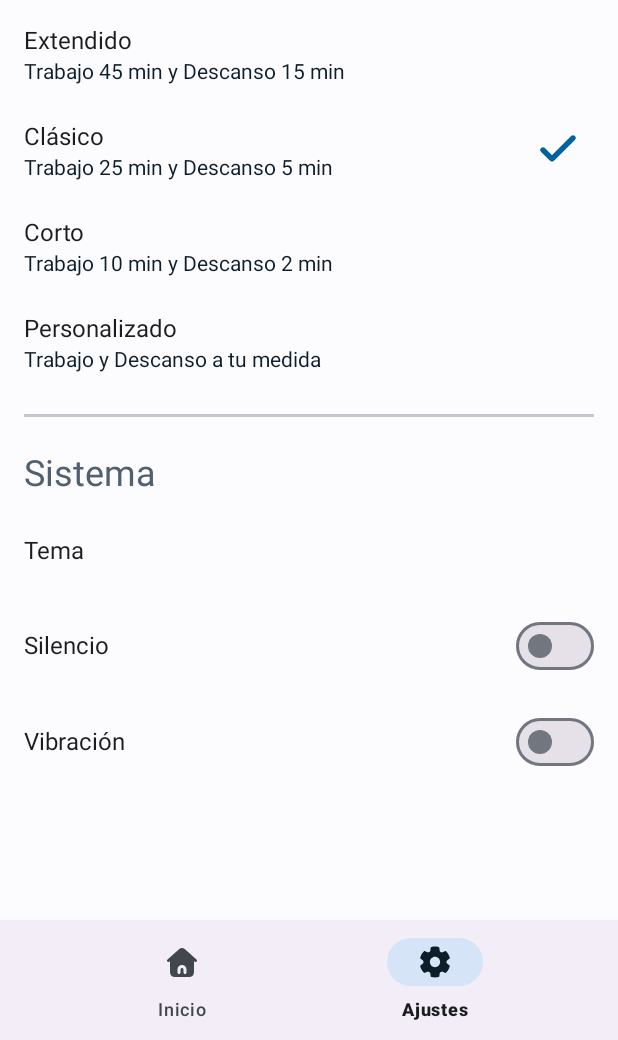
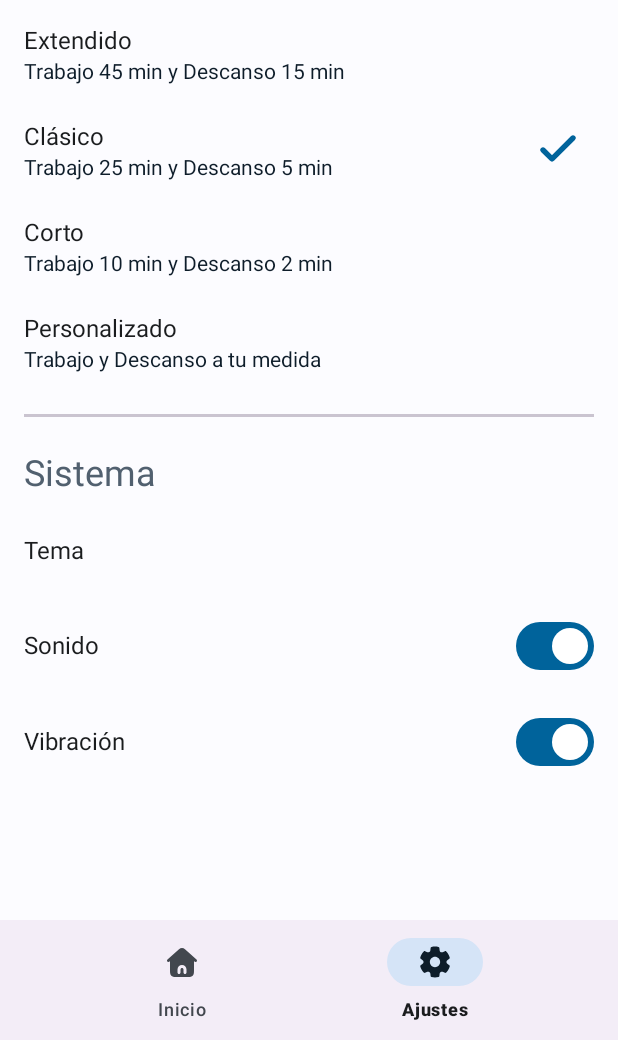
Before and after one commit to Minkaspr/Pomodoro_v2, an Android app: the screen it shows after launch (MainActivity), item 2 of the bottom bar chosen, on a phone screen of 412 x 824 dp, the part 196-1236 px from its top. Run offline under Robolectric (Android 15) with nearby library versions, the phone set to English and light mode, and no system bars.

Commit message:
customize sound & vibration

```diff
--- a/app/src/main/AndroidManifest.xml
+++ b/app/src/main/AndroidManifest.xml
@@ -1,7 +1,7 @@
 <?xml version="1.0" encoding="utf-8"?>
 <manifest xmlns:android="http://schemas.android.com/apk/res/android"
     xmlns:tools="http://schemas.android.com/tools">
-
+    <uses-permission android:name="android.permission.VIBRATE" />
     <application
         android:allowBackup="true"
         android:dataExtractionRules="@xml/data_extraction_rules"
--- a/app/src/main/java/com/mk/pomodoro/ui/SettingsFragment.java
+++ b/app/src/main/java/com/mk/pomodoro/ui/SettingsFragment.java
@@ -23,14 +23,16 @@ import android.view.ViewGroup;
 import android.widget.ImageView;
 
 import com.google.android.material.dialog.MaterialAlertDialogBuilder;
+import com.google.android.material.materialswitch.MaterialSwitch;
 import com.mk.pomodoro.R;
 import com.mk.pomodoro.ui.viewmodel.PomodoroTypeTimeViewModel;
 
 public class SettingsFragment extends Fragment implements CustomTimerBottomSheet.OnOptionChangeListener{
 
-    private LinearLayoutCompat llcTema;
+    private LinearLayoutCompat llcTema, llcSonido, llcVibracion;
     private ConstraintLayout clClasico, clExtendido, clCorto, clPersonalizado;
     private ImageView ivClasico, ivExtendido, ivCorto, ivPersonalizado;
+    private MaterialSwitch sSonido, sVibracion;
 
     @Override
     public void onCreate(Bundle savedInstanceState) {
@@ -48,6 +50,31 @@ public class SettingsFragment extends Fragment implements CustomTimerBottomSheet
 
         llcTema = view.findViewById(R.id.llTheme);
         llcTema.setOnClickListener(this::mostrarDialogoTema);
+        llcSonido = view.findViewById(R.id.llSound);
+        llcVibracion = view.findViewById(R.id.llVibration);
+        sSonido = view.findViewById(R.id.switch_sound);
+        sVibracion = view.findViewById(R.id.switch_vibration);
+        verificarSonidoVibracion();
+        sSonido.setClickable(false);
+        sVibracion.setClickable(false);
+
+        llcSonido.setOnClickListener(v -> {
+            SharedPreferences sharedPreferences = getActivity().getSharedPreferences("minka", MODE_PRIVATE);
+            boolean sonidoHabilitado = sharedPreferences.getBoolean("sonido", true);
+
+            // Invierte el estado (activo a inactivo o viceversa)
+            sonidoHabilitado = !sonidoHabilitado;
+            actualizarSwitchSonido(sonidoHabilitado);
+        });
+
+        llcVibracion.setOnClickListener(v -> {
+            SharedPreferences sharedPreferences = getActivity().getSharedPreferences("minka", MODE_PRIVATE);
+            boolean vibracionHabilitada = sharedPreferences.getBoolean("vibracion", true);
+
+            // Invierte el estado (activo a inactivo o viceversa)
+            vibracionHabilitada = !vibracionHabilitada;
+            actualizarSwitchVibracion(vibracionHabilitada);
+        });
 
         ivClasico = view.findViewById(R.id.ivClassic);
         ivExtendido = view.findViewById(R.id.ivExtended);
@@ -242,4 +269,32 @@ public class SettingsFragment extends Fragment implements CustomTimerBottomSheet
                 break;
         }
     }
+
+    private void verificarSonidoVibracion(){
+        SharedPreferences sharedPreferences = getActivity().getSharedPreferences("minka", MODE_PRIVATE);
+        boolean sonidoHabilitado = sharedPreferences.getBoolean("sonido", true);
+        boolean vibracionHabilitada = sharedPreferences.getBoolean("vibracion", true);
+        if (sSonido != null) {
+            sSonido.setChecked(sonidoHabilitado);
+        }
+        if (sVibracion != null) {
+            sVibracion.setChecked(vibracionHabilitada);
+        }
+    }
+
+    private void actualizarSwitchSonido(boolean activarSonido) {
+        sSonido.setChecked(activarSonido);
+        SharedPreferences sharedPreferences = getActivity().getSharedPreferences("minka", MODE_PRIVATE);
+        SharedPreferences.Editor editor = sharedPreferences.edit();
+        editor.putBoolean("sonido", activarSonido);
+        editor.apply();
+    }
+
+    private void actualizarSwitchVibracion(boolean activarVibracion) {
+        sVibracion.setChecked(activarVibracion);
+        SharedPreferences sharedPreferences = getActivity().getSharedPreferences("minka", MODE_PRIVATE);
+        SharedPreferences.Editor editor = sharedPreferences.edit();
+        editor.putBoolean("vibracion", activarVibracion);
+        editor.apply();
+    }
 }
--- a/app/src/main/res/layout/fragment_settings.xml
+++ b/app/src/main/res/layout/fragment_settings.xml
@@ -236,29 +236,33 @@
                     android:layout_gravity="center_vertical"/>
             </androidx.appcompat.widget.LinearLayoutCompat>
             <androidx.appcompat.widget.LinearLayoutCompat
+                android:id="@+id/llSound"
                 android:layout_width="match_parent"
                 android:layout_height="64dp"
                 android:paddingHorizontal="16dp"
-                android:orientation="horizontal">
+                android:orientation="horizontal"
+                android:foreground="?attr/selectableItemBackground">
                 <androidx.appcompat.widget.AppCompatTextView
                     android:layout_width="0dp"
                     android:layout_height="wrap_content"
                     android:layout_weight="1"
-                    android:text="@string/frag_set_op_silent"
+                    android:text="@string/frag_set_op_sound"
                     style="@style/MainText"
                     />
                 <com.google.android.material.materialswitch.MaterialSwitch
-                    android:id="@+id/switch_silencio"
+                    android:id="@+id/switch_sound"
                     android:layout_width="wrap_content"
                     android:layout_height="match_parent"
                     android:contentDescription="@string/frag_set_descript_switch_silent"
                     />
             </androidx.appcompat.widget.LinearLayoutCompat>
             <androidx.appcompat.widget.LinearLayoutCompat
+                android:id="@+id/llVibration"
                 android:layout_width="match_parent"
                 android:layout_height="64dp"
                 android:paddingHorizontal="16dp"
-                android:orientation="horizontal">
+                android:orientation="horizontal"
+                android:foreground="?attr/selectableItemBackground">
                 <androidx.appcompat.widget.AppCompatTextView
                     android:layout_width="0dp"
                     android:layout_height="wrap_content"
@@ -267,7 +271,7 @@
                     style="@style/MainText"
                     />
                 <com.google.android.material.materialswitch.MaterialSwitch
-                    android:id="@+id/switch_vibracion"
+                    android:id="@+id/switch_vibration"
                     android:layout_width="wrap_content"
                     android:layout_height="match_parent" />
             </androidx.appcompat.widget.LinearLayoutCompat>
--- a/app/src/main/res/values/strings.xml
+++ b/app/src/main/res/values/strings.xml
@@ -32,7 +32,7 @@
 
     <string name="frag_set_op_system">Sistema</string>
     <string name="frag_set_op_theme">Tema</string>
-    <string name="frag_set_op_silent">Silencio</string>
+    <string name="frag_set_op_sound">Sonido</string>
     <string name="frag_set_op_vibration">Vibración</string>
-    <string name="frag_set_descript_switch_silent">Silencio</string>
+    <string name="frag_set_descript_switch_silent">Sonido</string>
 </resources>
--- a/build.gradle
+++ b/build.gradle
@@ -1,4 +1,4 @@
 // Top-level build file where you can add configuration options common to all sub-projects/modules.
 plugins {
-id 'com.android.application' version '8.1.1' apply false
+id 'com.android.application' version '8.1.2' apply false
 }
```
Also changed, not shown: app/src/main/java/com/mk/pomodoro/ui/HomeFragment.java (+24 -4 lines).
